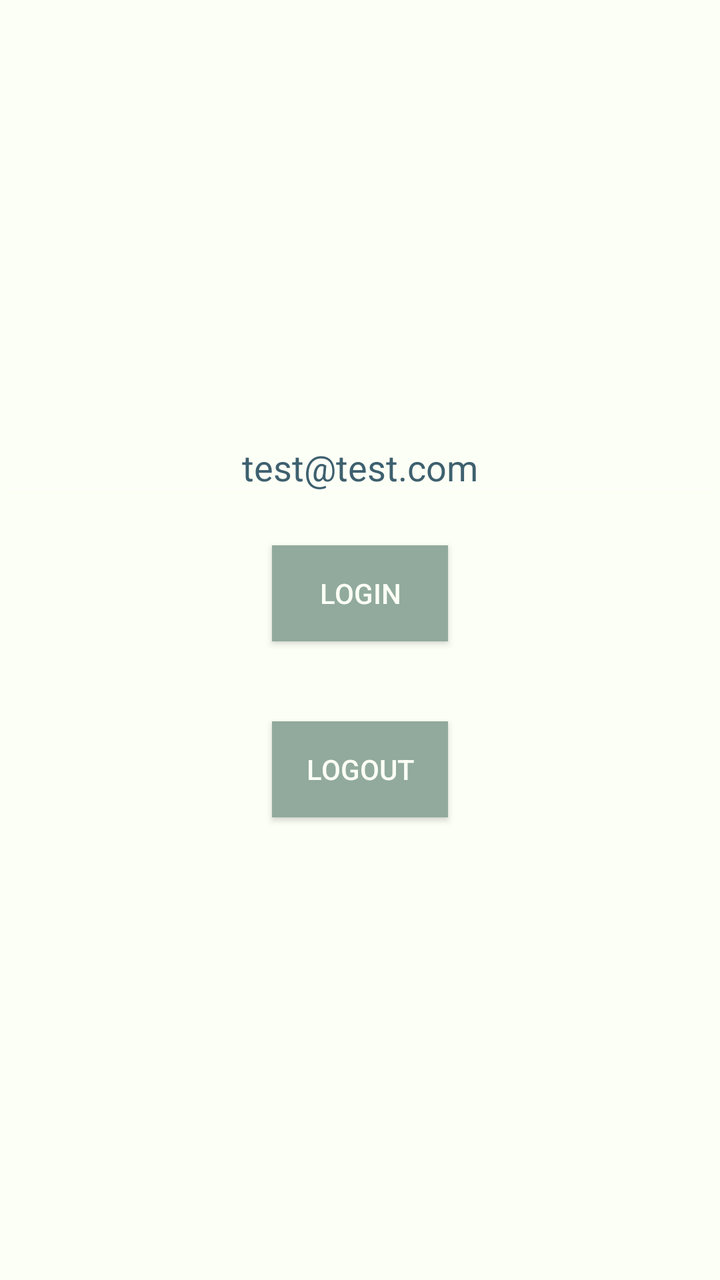
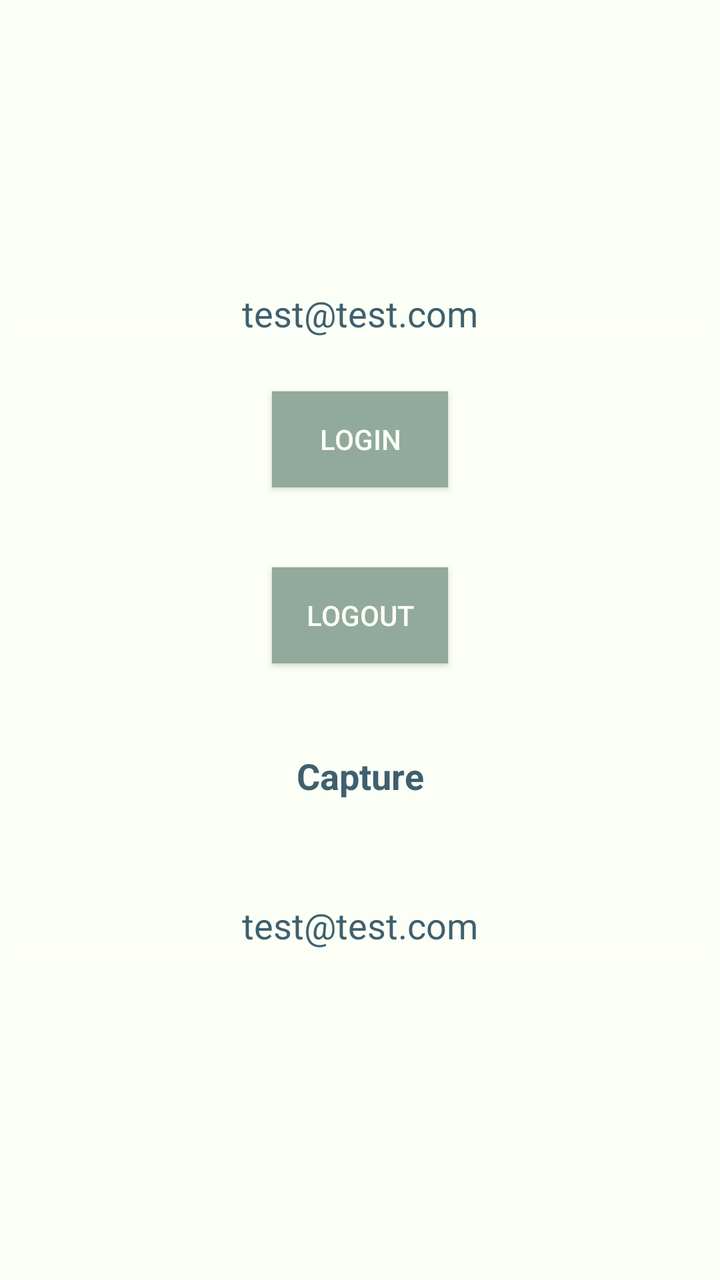

Screens rendered from an Android XML layout before and after an edit, with the pre-edit source and the edit as a unified diff.
<!-- AndroidManifest.xml: application theme Theme.AppCompat -->
<!-- res/layout/activity_login.xml -->
<?xml version="1.0" encoding="utf-8"?>
<LinearLayout xmlns:android="http://schemas.android.com/apk/res/android"
    android:layout_width="match_parent"
    android:layout_height="match_parent"
    android:background="@color/colorLight"
    android:gravity="center"
    android:orientation="vertical">

    <EditText
        android:id="@+id/tv_exvisitor_id"
        android:layout_width="match_parent"
        android:layout_height="wrap_content"
        android:gravity="center"
        android:text="test@test.com"
        android:textColor="@color/colorPrimary" />

    <Button
        android:id="@+id/btn_login"
        android:layout_width="wrap_content"
        android:layout_height="wrap_content"
        android:layout_margin="20dp"
        android:background="@color/colorButton"
        android:padding="10dp"
        android:text="Login"
        android:textColor="@color/colorLight" />


    <Button
        android:id="@+id/btn_logout"
        android:layout_width="wrap_content"
        android:layout_height="wrap_content"
        android:layout_margin="20dp"
        android:background="@color/colorButton"
        android:padding="10dp"
        android:text="Logout"
        android:textColor="@color/colorLight" />

</LinearLayout>
<!-- resources referenced by this layout -->
<resources>
  <color name="colorButton">#91AA9D</color>
  <color name="colorLight">#FCFFF5</color>
  <color name="colorPrimary">#3E606F</color>
</resources>

<!-- the commit's change to res/layout/activity_login.xml (unified diff, before → after) -->
@@ -1,38 +1,83 @@
 <?xml version="1.0" encoding="utf-8"?>
-<LinearLayout xmlns:android="http://schemas.android.com/apk/res/android"
+<ScrollView xmlns:android="http://schemas.android.com/apk/res/android"
     android:layout_width="match_parent"
     android:layout_height="match_parent"
     android:background="@color/colorLight"
-    android:gravity="center"
-    android:orientation="vertical">
+    android:fillViewport="true">
 
-    <EditText
-        android:id="@+id/tv_exvisitor_id"
+    <LinearLayout
         android:layout_width="match_parent"
         android:layout_height="wrap_content"
+        android:background="@color/colorLight"
         android:gravity="center"
-        android:text="test@test.com"
-        android:textColor="@color/colorPrimary" />
+        android:orientation="vertical">
 
-    <Button
-        android:id="@+id/btn_login"
-        android:layout_width="wrap_content"
-        android:layout_height="wrap_content"
-        android:layout_margin="20dp"
-        android:background="@color/colorButton"
-        android:padding="10dp"
-        android:text="Login"
-        android:textColor="@color/colorLight" />
+        <EditText
+            android:id="@+id/tv_exvisitor_id"
+            android:layout_width="match_parent"
+            android:layout_height="wrap_content"
+            android:gravity="center"
+            android:text="test@test.com"
+            android:textColor="@color/colorPrimary" />
+
+        <Button
+            android:id="@+id/btn_login"
+            android:layout_width="wrap_content"
+            android:layout_height="wrap_content"
+            android:layout_margin="20dp"
+            android:background="@color/colorButton"
+            android:padding="10dp"
+            android:text="Login"
+            android:textColor="@color/colorLight" />
 
 
-    <Button
-        android:id="@+id/btn_logout"
-        android:layout_width="wrap_content"
-        android:layout_height="wrap_content"
-        android:layout_margin="20dp"
-        android:background="@color/colorButton"
-        android:padding="10dp"
-        android:text="Logout"
-        android:textColor="@color/colorLight" />
+        <Button
+            android:id="@+id/btn_logout"
+            android:layout_width="wrap_content"
+            android:layout_height="wrap_content"
+            android:layout_margin="20dp"
+            android:background="@color/colorButton"
+            android:padding="10dp"
+            android:text="Logout"
+            android:textColor="@color/colorLight" />
 
-</LinearLayout>
+        <TextView
+            android:layout_width="match_parent"
+            android:layout_height="wrap_content"
+            android:layout_marginTop="24dp"
+            android:gravity="center"
+            android:text="Capture"
+            android:textColor="@color/colorPrimary"
+            android:textSize="18sp"
+            android:textStyle="bold" />
+
+        <TextView
+            android:id="@+id/tv_capture_ids"
+            android:layout_width="match_parent"
+            android:layout_height="wrap_content"
+            android:padding="12dp"
+            android:textColor="@color/colorPrimary"
+            android:textIsSelectable="true"
+            android:textSize="12sp"
+            android:typeface="monospace" />
+
+        <EditText
+            android:id="@+id/et_capture_email"
+            android:layout_width="match_parent"
+            android:layout_height="wrap_content"
+            android:gravity="center"
+            android:hint="email (setPersonProperties)"
+            android:inputType="textEmailAddress"
+            android:text="test@test.com"
+            android:textColor="@color/colorPrimary" />
+
+        <LinearLayout
+            android:id="@+id/ll_capture_buttons"
+            android:layout_width="match_parent"
+            android:layout_height="wrap_content"
+            android:orientation="vertical"
+            android:paddingStart="20dp"
+            android:paddingEnd="20dp"
+            android:paddingBottom="24dp" />
+    </LinearLayout>
+</ScrollView>
